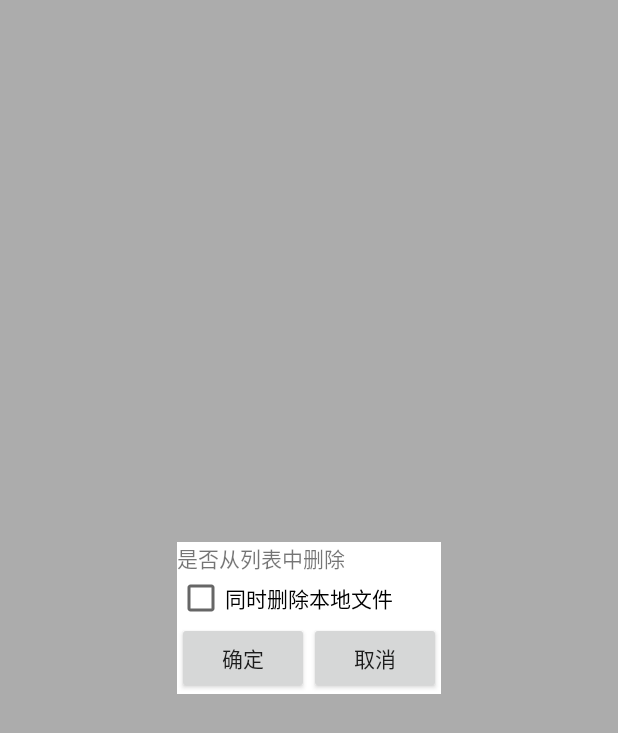
After one commit to DissoFly/client_MP3player, an Android app: the fragment DelectFragment shown on its own in the app's theme, on a phone screen of 412 x 824 dp. The commit adds this screen. Shown: the top 733 px of the screen. Run offline under Robolectric (Android 15) with nearby library versions, the phone set to English and light mode, and no system bars; network calls fail; pictures from the network do not load; 4 statements that could not run were skipped.

Commit message:
完成删除功能(待解决删除后刷新问题)

```diff
--- a/app/src/main/java/com/example/mp3player/windows/main/OpenFragmentCount.java
+++ b/app/src/main/java/com/example/mp3player/windows/main/OpenFragmentCount.java
@@ -12,4 +12,5 @@ public class OpenFragmentCount {
     final public static int OPEN_MUSIC_ITEM_SETTING_FRAGMENT=14;
     final public static int OPEN_ADD_MUSIC_TO_LIST_FRAGMENT=15;
     final public static int OPEN_MUSIC_LIST_FRAGMENT=16;
+    final public static int OPEN_DELECT_FRAGMENT=17;
 }
--- /dev/null
+++ b/app/src/main/res/layout/fragment_delect.xml
@@ -0,0 +1,50 @@
+<?xml version="1.0" encoding="utf-8"?>
+<RelativeLayout
+    xmlns:android="http://schemas.android.com/apk/res/android"
+    android:id="@+id/fragment_delect"
+    android:layout_width="match_parent"
+    android:layout_height="match_parent"
+    android:background="#50000000"
+    >
+
+    <LinearLayout
+        android:id="@+id/in_delect"
+        android:layout_width="wrap_content"
+        android:layout_height="wrap_content"
+        android:orientation="vertical"
+        android:background="#fff"
+        android:layout_centerInParent="true">
+
+        <TextView
+            android:layout_width="match_parent"
+            android:layout_height="wrap_content"
+            android:text="是否从列表中删除"
+            />
+
+        <CheckBox
+            android:id="@+id/checkBox_delect"
+            android:layout_width="match_parent"
+            android:layout_height="wrap_content"
+            android:text="同时删除本地文件"/>
+
+        <LinearLayout
+            android:layout_width="wrap_content"
+            android:layout_height="wrap_content"
+            android:orientation="horizontal">
+
+            <Button
+                android:id="@+id/btn_delect_confirm"
+                android:layout_width="match_parent"
+                android:layout_height="wrap_content"
+                android:text="确定"/>
+
+            <Button
+                android:id="@+id/btn_delect_cancel"
+                android:layout_width="match_parent"
+                android:layout_height="wrap_content"
+                android:text="取消"/>
+        </LinearLayout>
+
+
+    </LinearLayout>
+</RelativeLayout>
```
Also changed, not shown: app/src/main/java/com/example/mp3player/windows/MainActivity.java (+15 -1 lines), app/src/main/java/com/example/mp3player/windows/main/DelectFragment.java (added, +149 -0 lines), app/src/main/java/com/example/mp3player/windows/main/MusicItemSettingFragment.java (+32 -12 lines), app/src/main/java/com/example/mp3player/windows/main/page/mine/localMusic/LocalMusicFragment.java (+0 -8 lines).
